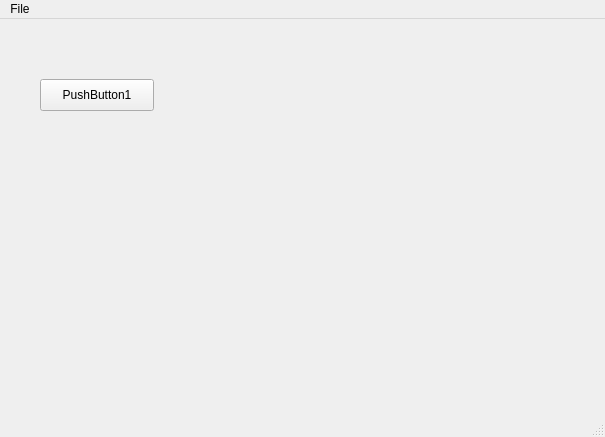
rmartinez3/hwk1, file mainwindow.ui: the form before one commit.
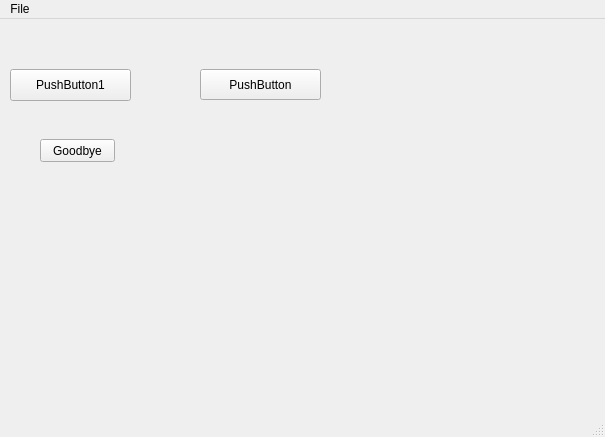
The form after the commit.

```diff
--- a/mainwindow.ui
+++ b/mainwindow.ui
@@ -17,9 +17,9 @@
    <widget class="QPushButton" name="pushButton">
     <property name="geometry">
      <rect>
-      <x>40</x>
-      <y>60</y>
-      <width>114</width>
+      <x>10</x>
+      <y>50</y>
+      <width>121</width>
       <height>32</height>
      </rect>
     </property>
@@ -27,6 +27,32 @@
      <string>PushButton1</string>
     </property>
    </widget>
+   <widget class="QPushButton" name="pushButton_2">
+    <property name="geometry">
+     <rect>
+      <x>200</x>
+      <y>50</y>
+      <width>121</width>
+      <height>31</height>
+     </rect>
+    </property>
+    <property name="text">
+     <string>PushButton</string>
+    </property>
+   </widget>
+   <widget class="QPushButton" name="pushButton_3">
+    <property name="geometry">
+     <rect>
+      <x>40</x>
+      <y>120</y>
+      <width>75</width>
+      <height>23</height>
+     </rect>
+    </property>
+    <property name="text">
+     <string>Goodbye</string>
+    </property>
+   </widget>
   </widget>
   <widget class="QStatusBar" name="statusBar"/>
   <widget class="QMenuBar" name="menuBar">
```
Left out of the diff: 2 changed lines with no effect on the pictures.
